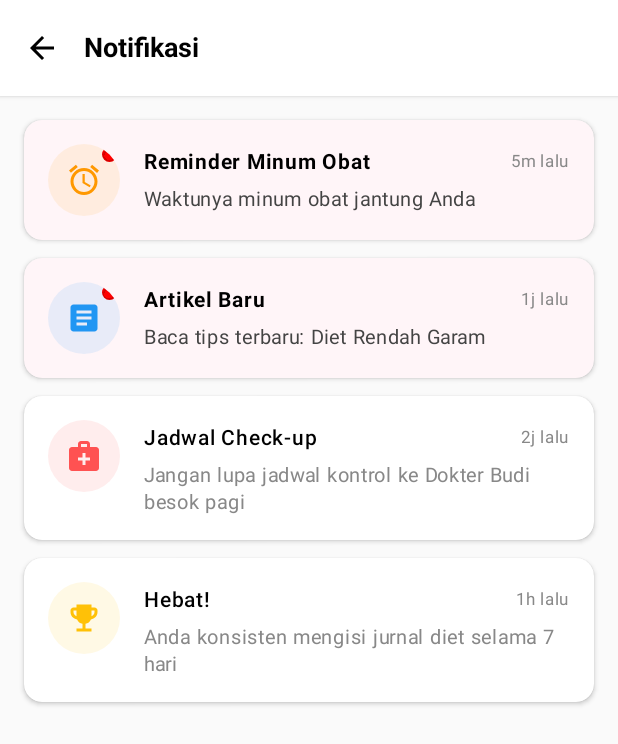
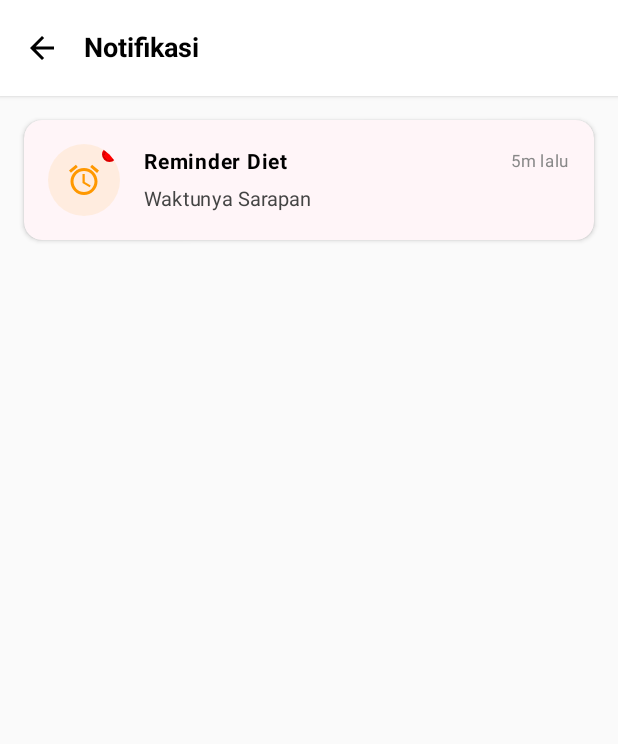
Before and after one commit to rapsz30/SehatJantungku, an Android app built with Jetpack Compose: the NotificationsScreen screen opened through its navigation route, on a phone screen of 412 x 824 dp. Shown: the top 744 px of the screen. Run offline under Robolectric (Android 15) with nearby library versions, the phone set to English and light mode, and no system bars; our stand-ins replace Firebase (no records; nobody signed in at launch, a user with empty details on screens opened directly); libraries missing offline, so code that uses them is left out: com.google.ai.client; pictures from the network do not load.

Commit message:
perbaiki ui

```diff
--- a/app/src/main/java/com/example/sehatjantungku/ui/screens/notifications/NotificationsScreen.kt
+++ b/app/src/main/java/com/example/sehatjantungku/ui/screens/notifications/NotificationsScreen.kt
@@ -42,10 +42,7 @@ data class Notification(
 fun NotificationsScreen(navController: NavController) {
     // Data Dummy dengan Tipe Spesifik
     val notifications = listOf(
-        Notification(1, "Reminder Minum Obat", "Waktunya minum obat jantung Anda", "5m lalu", false, NotificationType.REMINDER),
-        Notification(2, "Artikel Baru", "Baca tips terbaru: Diet Rendah Garam", "1j lalu", false, NotificationType.ARTICLE),
-        Notification(3, "Jadwal Check-up", "Jangan lupa jadwal kontrol ke Dokter Budi besok pagi", "2j lalu", true, NotificationType.CHECKUP),
-        Notification(4, "Hebat!", "Anda konsisten mengisi jurnal diet selama 7 hari", "1h lalu", true, NotificationType.ACHIEVEMENT)
+        Notification(1, "Reminder Diet", "Waktunya Sarapan", "5m lalu", false, NotificationType.REMINDER),
     )
 
     // Background abu muda (Senada dengan Home/Content)
```
